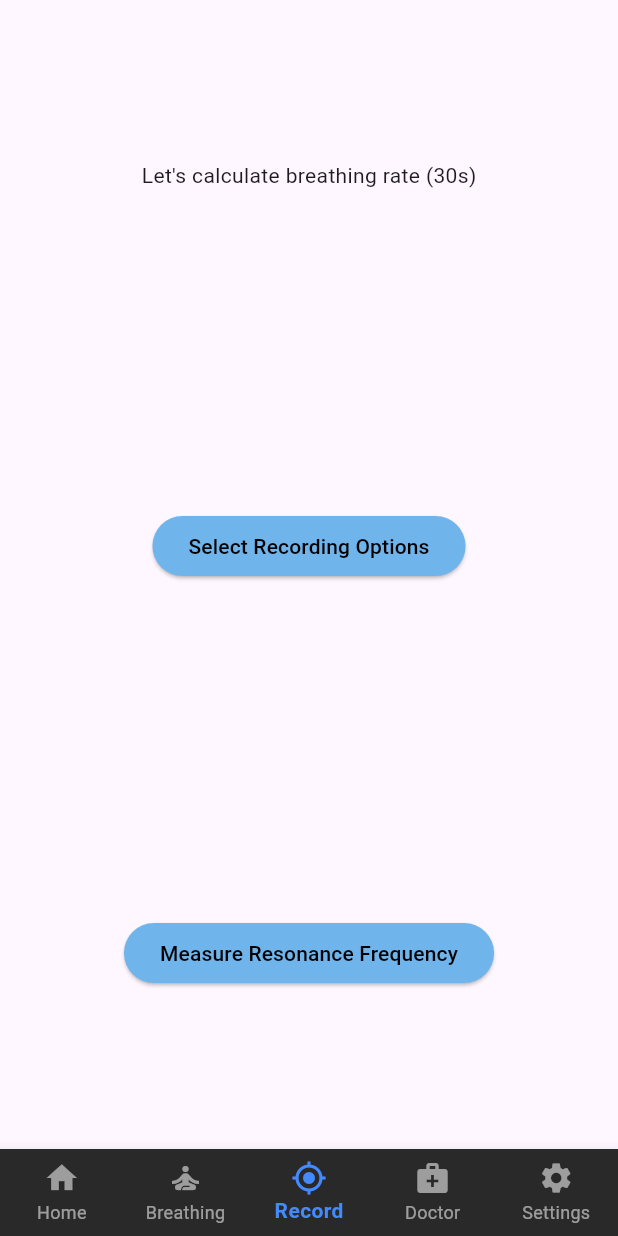
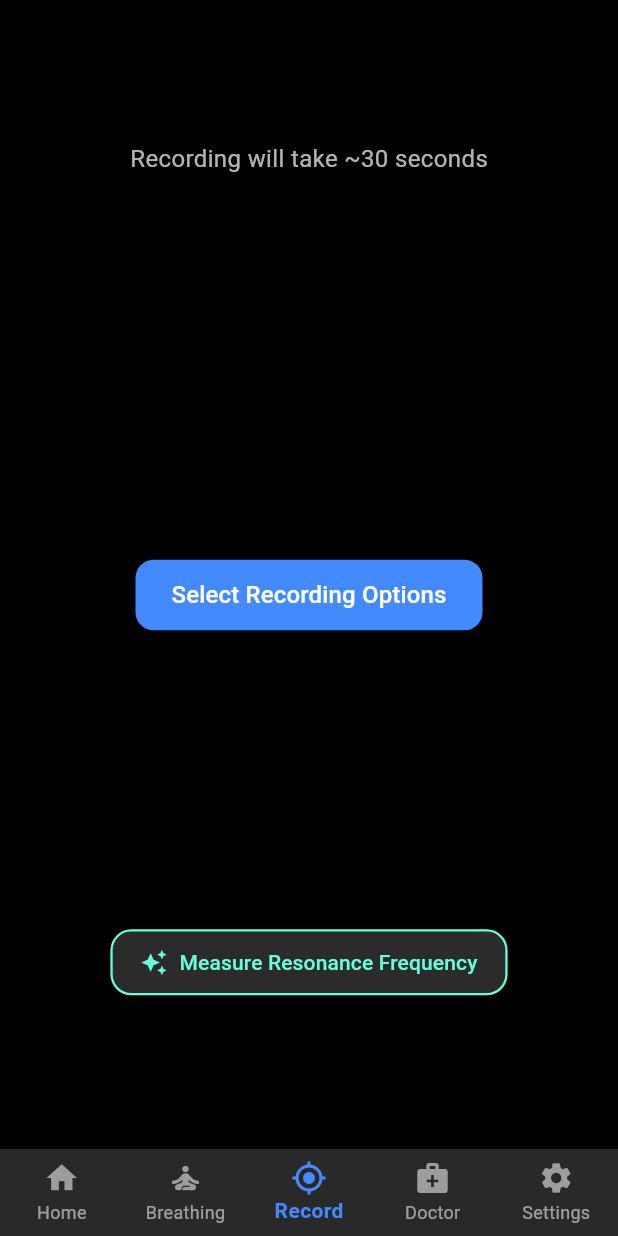
Before and after one commit to michaelLewis04/BreathState, a Flutter app: the screen it shows after launch, item 3 of the bottom bar chosen, on a phone screen of 412 x 824 dp. Run offline on Flutter 3.47's test engine with Material 3 defaults, Android fonts, the light colour scheme and no system bars; our stand-ins replace fl_chart, flutter_blue_plus, location, permission_handler, share_plus, sqflite; missing offline and left inert: flutter_reactive_ble, flutter_sound, polar; accounts and stored records are empty.

Commit message:
Add UI for record screen

```diff
--- a/breath_state/lib/screens/record_screen.dart
+++ b/breath_state/lib/screens/record_screen.dart
@@ -40,8 +40,6 @@ class _RecordScreenState extends State<RecordScreen> {
         breathingRate = -1;
         isRecordingBR = true;
       });
-
-      // run BR asynchronously without blocking HR
       _recorder!.startRecord().then((rate) {
         if (mounted) {
           setState(() {
@@ -164,25 +162,34 @@ class _RecordScreenState extends State<RecordScreen> {
   @override
   Widget build(BuildContext context) {
     return Scaffold(
+      backgroundColor: Colors.black, // Dark background
       body: Center(
+        child: Padding(
+          padding: const EdgeInsets.symmetric(horizontal: 24.0, vertical: 16),
           child: Column(
             mainAxisAlignment: MainAxisAlignment.spaceEvenly,
             children: [
               if (breathingRate == -2)
-              const Text("Let's calculate breathing rate (30s)")
+                const Text(
+                  "Recording will take ~30 seconds",
+                  style: TextStyle(color: Colors.white70, fontSize: 16),
+                )
               else if (breathingRate == -1)
-              const Text("Calculating...")
+                const Text(
+                  "Calculating...",
+                  style: TextStyle(color: Colors.white70, fontSize: 18),
+                )
               else ...[
                 const Text(
-                "Breathing Rate(per min):",
-                style: TextStyle(fontSize: 24),
+                  "Breathing Rate (per min):",
+                  style: TextStyle(fontSize: 22, color: Colors.white70),
                 ),
                 Text(
                   "$breathingRate",
                   style: const TextStyle(
                     fontSize: 72,
                     fontWeight: FontWeight.bold,
-                  color: Colors.blue,
+                    color: Colors.lightBlueAccent,
                   ),
                 ),
               ],
@@ -194,14 +201,17 @@ class _RecordScreenState extends State<RecordScreen> {
                       if (snapshot.connectionState == ConnectionState.waiting) {
                         return const Center(child: CircularProgressIndicator());
                       } else if (snapshot.hasError) {
-                      return Text("Error: ${snapshot.error}");
+                        return Text(
+                          "Error: ${snapshot.error}",
+                          style: const TextStyle(color: Colors.redAccent),
+                        );
                       } else if (!snapshot.hasData) {
                         return const SizedBox.shrink();
                       } else {
                         return Text(
                           "Heart Rate: ${snapshot.data} bpm",
                           style: const TextStyle(
-                          fontSize: 24,
+                            fontSize: 22,
                             fontWeight: FontWeight.bold,
                             color: Colors.redAccent,
                           ),
@@ -209,20 +219,32 @@ class _RecordScreenState extends State<RecordScreen> {
                       }
                     },
                   ),
+              const SizedBox(height: 20),
               ElevatedButton(
                 onPressed: isRecordingHR ? _stopHRRecording : _showRecordDialog,
                 style: ElevatedButton.styleFrom(
-                backgroundColor: const Color.fromARGB(255, 112, 180, 236),
-                foregroundColor: Colors.black,
+                  backgroundColor: Colors.blueAccent,
+                  foregroundColor: Colors.white,
+                  padding: const EdgeInsets.symmetric(
+                    horizontal: 24,
+                    vertical: 12,
+                  ),
+                  shape: RoundedRectangleBorder(
+                    borderRadius: BorderRadius.circular(12),
+                  ),
                 ),
                 child: Text(
                   isRecordingHR ? "Stop Recording" : "Select Recording Options",
+                  style: const TextStyle(fontSize: 16),
                 ),
               ),
-            const SizedBox(height: 10),
+              const SizedBox(height: 12),
               Consumer<PolarConnectProvider>(
                 builder: (context, polarConnectProvider, child) {
-                return ElevatedButton(
+                  return Column(
+                    children: [
+                      const SizedBox(height: 28),
+                      ElevatedButton.icon(
                         onPressed: () async {
                           PolarConnect? polar =
                               polarConnectProvider.getPolarConnect();
@@ -237,15 +259,16 @@ class _RecordScreenState extends State<RecordScreen> {
                                     ),
                                     actions: [
                                       TextButton(
-                                  onPressed: () => Navigator.of(context).pop(),
+                                        onPressed:
+                                            () => Navigator.of(context).pop(),
                                         child: const Text("Cancel"),
                                       ),
                                       TextButton(
                                         onPressed: () {
                                           Navigator.of(context).pop();
-                                    context.read<NavBarProvider>().changeIndex(
-                                      4,
-                                    );
+                                          context
+                                              .read<NavBarProvider>()
+                                              .changeIndex(4);
                                         },
                                         child: const Text("Go to Settings"),
                                       ),
@@ -265,17 +288,42 @@ class _RecordScreenState extends State<RecordScreen> {
                             );
                           }
                         },
+                        icon: const Icon(
+                          Icons.auto_awesome,
+                          color: Colors.tealAccent,
+                        ),
+                        label: const Text("Measure Resonance Frequency"),
                         style: ElevatedButton.styleFrom(
-                    backgroundColor: const Color.fromARGB(255, 112, 180, 236),
-                    foregroundColor: Colors.black,
+                          backgroundColor: const Color.fromARGB(
+                            255,
+                            43,
+                            43,
+                            43,
                           ),
-                  child: const Text("Measure Resonance Frequency"),
+                          foregroundColor: Colors.tealAccent.shade200,
+                          side: BorderSide(
+                            color: Colors.tealAccent.shade200,
+                            width: 1.5,
+                          ),
+                          padding: const EdgeInsets.symmetric(
+                            horizontal: 20,
+                            vertical: 12,
+                          ),
+                          shape: RoundedRectangleBorder(
+                            borderRadius: BorderRadius.circular(14),
+                          ),
+                          elevation: 0,
+                        ),
+                      ),
+                      const SizedBox(height: 6),
+                    ],
                   );
                 },
               ),
             ],
           ),
         ),
+      ),
     );
   }
 }
```
Also changed, not shown: breath_state/lib/services/resonance_service/rf_trainer.dart (+31 -3 lines). Lines whose indentation alone changed are shown as unchanged.
